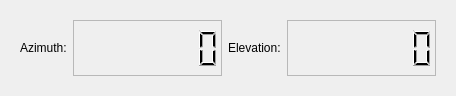
Wireless-Research-Tester/Automated-Wireless-Research-Tester, file meas_display_ui.ui: the form before one commit.
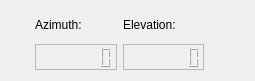
The form after the commit.

What changed in the file:
```diff
--- a/meas_display_ui.ui
+++ b/meas_display_ui.ui
@@ -6,62 +6,34 @@
    <rect>
     <x>0</x>
     <y>0</y>
-    <width>450</width>
-    <height>92</height>
+    <width>255</width>
+    <height>81</height>
    </rect>
   </property>
   <property name="windowTitle">
    <string>Form</string>
   </property>
-  <layout class="QVBoxLayout" name="verticalLayout">
+  <layout class="QHBoxLayout" name="horizontalLayout_2">
    <item>
     <widget class="QWidget" name="MeasDisplaywidget" native="true">
-     <layout class="QHBoxLayout" name="horizontalLayout">
-      <item>
-       <widget class="QLabel" name="azimuth_label">
-        <property name="text">
-         <string>Azimuth:</string>
-        </property>
+     <layout class="QHBoxLayout" name="horizontalLayout"/>
        </widget>
       </item>
       <item>
-       <widget class="QLCDNumber" name="az_lcdNumber">
-        <property name="minimumSize">
-         <size>
-          <width>149</width>
-          <height>56</height>
-         </size>
-        </property>
-        <property name="frameShape">
-         <enum>QFrame::StyledPanel</enum>
-        </property>
-        <property name="frameShadow">
-         <enum>QFrame::Raised</enum>
-        </property>
-        <property name="smallDecimalPoint">
-         <bool>false</bool>
-        </property>
-        <property name="digitCount">
-         <number>7</number>
-        </property>
-        <property name="segmentStyle">
-         <enum>QLCDNumber::Filled</enum>
-        </property>
-       </widget>
-      </item>
-      <item>
+    <layout class="QGridLayout" name="gridLayout">
+     <item row="0" column="1">
        <widget class="QLabel" name="elevation_label">
         <property name="text">
          <string>Elevation:</string>
         </property>
        </widget>
       </item>
-      <item>
+     <item row="1" column="1">
        <widget class="QLCDNumber" name="el_lcdNumber">
         <property name="minimumSize">
          <size>
-          <width>149</width>
-          <height>56</height>
+         <width>50</width>
+         <height>25</height>
          </size>
         </property>
         <property name="frameShape">
@@ -81,7 +53,39 @@
         </property>
        </widget>
       </item>
-      <item>
+     <item row="1" column="0">
+      <widget class="QLCDNumber" name="az_lcdNumber">
+       <property name="minimumSize">
+        <size>
+         <width>50</width>
+         <height>25</height>
+        </size>
+       </property>
+       <property name="frameShape">
+        <enum>QFrame::StyledPanel</enum>
+       </property>
+       <property name="frameShadow">
+        <enum>QFrame::Raised</enum>
+       </property>
+       <property name="smallDecimalPoint">
+        <bool>false</bool>
+       </property>
+       <property name="digitCount">
+        <number>7</number>
+       </property>
+       <property name="segmentStyle">
+        <enum>QLCDNumber::Filled</enum>
+       </property>
+      </widget>
+     </item>
+     <item row="0" column="0">
+      <widget class="QLabel" name="azimuth_label">
+       <property name="text">
+        <string>Azimuth:</string>
+       </property>
+      </widget>
+     </item>
+     <item row="0" column="2">
        <spacer name="horizontalSpacer">
         <property name="orientation">
          <enum>Qt::Horizontal</enum>
@@ -95,7 +99,6 @@
        </spacer>
       </item>
      </layout>
-    </widget>
    </item>
   </layout>
  </widget>
```
Lines whose indentation alone changed are shown as unchanged.
